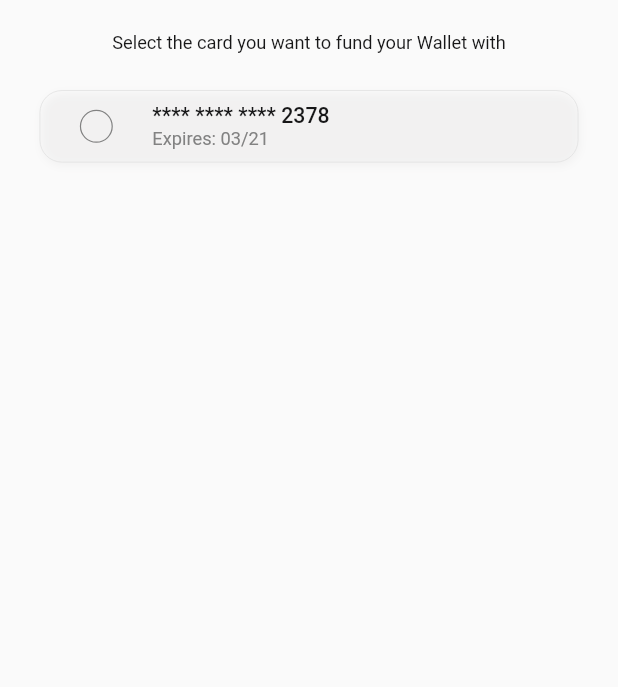
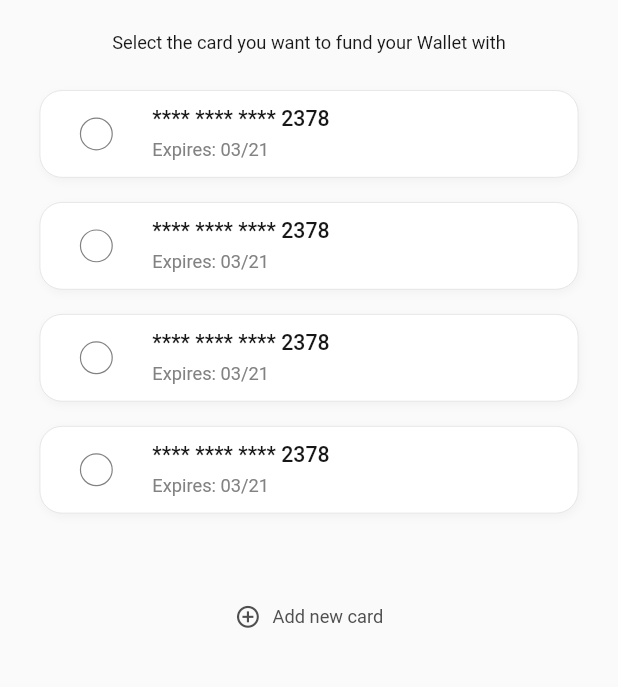
Before and after one commit to Gbogboade1/trava-1, a Flutter app: the FundWalletScreen screen opened by its route, on a phone screen of 412 x 824 dp, the part 106-793 px from its top. Run offline on Flutter 3.47's test engine with Material 2 defaults, Android fonts, the light colour scheme and no system bars; our stand-ins replace flutter_hooks, flutter_screenutil, google_fonts.

Commit message:
added fund my wallet pages

```diff
--- a/lib/main.dart
+++ b/lib/main.dart
@@ -4,8 +4,6 @@ import 'package:flutter/painting.dart';
 import 'package:flutter_screenutil/flutter_screenutil.dart';
 import 'package:google_fonts/google_fonts.dart';
 import 'package:trava/navigation.dart';
-import 'package:trava/screens/login_screen/login_screen.dart';
-import 'package:trava/screens/splash_screen/splash_screen.dart';
 import 'package:trava/utilities/routes.dart';
 
 void main() {
@@ -22,6 +20,7 @@ class TravaApp extends StatelessWidget {
       builder: () => MaterialApp(
         title: "TRAVA",
         theme: ThemeData(
+
           bottomNavigationBarTheme: BottomNavigationBarThemeData(
             selectedIconTheme: const IconThemeData(
               color: Color(0XFF17123B),
--- /dev/null
+++ b/lib/screens/fund_wallet_screen/components/credit_card_tile.dart
@@ -0,0 +1,117 @@
+
+import 'package:flutter/material.dart';
+import 'package:flutter_screenutil/flutter_screenutil.dart';
+
+class CreditCardTile extends StatelessWidget {
+  const CreditCardTile({
+    Key? key,
+    required this.selectorValue,
+    required this.groupValue,
+    required this.onChanged,
+  }) : super(key: key);
+  final String selectorValue;
+  final String? groupValue;
+  final ValueChanged<String?> onChanged;
+
+  bool get isSelected => selectorValue == groupValue;
+  @override
+  Widget build(BuildContext context) {
+    return InkWell(
+      onTap: () => onChanged(selectorValue),
+      child: Container(
+        padding: EdgeInsets.symmetric(horizontal: 24.w, vertical: 10.5.h),
+        margin: EdgeInsets.only(bottom: 16.h),
+        decoration: BoxDecoration(
+          borderRadius: BorderRadius.circular(15),
+          color: Colors.white,
+          border: Border.all(
+            width: isSelected ? 1.0 : 0.5,
+            color: isSelected
+                ? Theme.of(context).colorScheme.primary
+                : const Color(0xffE0E0E0),
+          ),
+          boxShadow: [
+            BoxShadow(
+              offset: const Offset(1, 2),
+              blurRadius: 4.0,
+              color: const Color(0xff221A1A).withOpacity(0.04),
+            ),
+          ],
+        ),
+        child: Row(
+          children: [
+            Selector(
+              value: selectorValue,
+              groupValue: groupValue,
+              onChanged: onChanged,
+            ),
+            SizedBox(width: 24.w),
+            Column(
+              crossAxisAlignment: CrossAxisAlignment.start,
+              mainAxisSize: MainAxisSize.min,
+              children: [
+                //card number
+                Text(
+                  "**** **** **** 2378",
+                  style: Theme.of(context).textTheme.headline5,
+                ),
+                SizedBox(height: 5.h),
+                //expiry date of card
+                Text(
+                  "Expires: 03/21",
+                  style: Theme.of(context).textTheme.bodyText2!.copyWith(
+                        color: const Color(0xff828282),
+                      ),
+                ),
+              ],
+            ),
+            const Spacer(),
+          ],
+        ),
+      ),
+    );
+  }
+}
+
+class Selector extends StatelessWidget {
+  const Selector({
+    Key? key,
+    this.value,
+    this.groupValue,
+    this.onChanged,
+  }) : super(key: key);
+
+  final String? value;
+  final String? groupValue;
+  final ValueChanged<String?>? onChanged;
+
+  bool get isSelected => value == groupValue;
+  @override
+  Widget build(BuildContext context) {
+    return Container(
+      width: 20.w,
+      height: 20.w,
+      decoration: BoxDecoration(
+        border: Border.all(
+          width: isSelected ? 1.0 : 0.8,
+          color: isSelected
+              ? Theme.of(context).colorScheme.primary
+              : const Color(0xff828282),
+        ),
+        shape: BoxShape.circle,
+      ),
+      child: isSelected
+          ? Center(
+              child: Container(
+                width: 12.w,
+                height: 12.w,
+                decoration: BoxDecoration(
+                  color: Theme.of(context).colorScheme.primary,
+                  shape: BoxShape.circle,
+                ),
+              ),
+            )
+          : const SizedBox(),
+    );
+  }
+}
--- a/lib/screens/fund_wallet_screen/fund_wallet_screen.dart
+++ b/lib/screens/fund_wallet_screen/fund_wallet_screen.dart
@@ -1,6 +1,10 @@
 import 'package:flutter/material.dart';
 import 'package:flutter_screenutil/flutter_screenutil.dart';
+import 'package:trava/screens/fund_wallet_screen/components/add_new_card_button.dart';
+import 'package:trava/screens/fund_wallet_screen/components/credit_card_tile.dart';
+import 'package:trava/utilities/constants.dart';
 import 'package:trava/widgets/buttons/back_button.dart';
+import 'package:trava/widgets/buttons/default_button.dart';
 
 class FundWalletScreen extends StatefulWidget {
   static const String routeName = "/fund_wallet";
@@ -11,10 +15,25 @@ class FundWalletScreen extends StatefulWidget {
 }
 
 class _FundWalletScreenState extends State<FundWalletScreen> {
+  String? groupValue;
+  final TextEditingController fundWalletController = TextEditingController();
+
+  @override
+  void dispose() {
+    fundWalletController.dispose();
+    super.dispose();
+  }
+
   @override
   Widget build(BuildContext context) {
+    final availableHeight = MediaQuery.of(context).size.height -
+        MediaQuery.of(context).padding.top -
+        MediaQuery.of(context).padding.bottom;
     return Scaffold(
       body: SafeArea(
+        child: SingleChildScrollView(
+          child: SizedBox(
+            height: availableHeight,
             child: Padding(
               padding: EdgeInsets.symmetric(
                 horizontal: 24.w,
@@ -35,74 +54,60 @@ class _FundWalletScreenState extends State<FundWalletScreen> {
                   Text("Select the card you want to fund your Wallet with",
                       style: Theme.of(context).textTheme.bodyText2),
                   SizedBox(height: 24.h),
-              Container(
-                padding: EdgeInsets.symmetric(horizontal: 24.w, vertical: 8.h),
-                decoration: BoxDecoration(
-                  borderRadius: BorderRadius.circular(15),
-                  border: Border.all(
-                    width: 0.5,
-                    color: const Color(0xffE0E0E0),
+                  ...List.generate(4, (index) {
+                    return CreditCardTile(
+                      selectorValue: "$index",
+                      groupValue: groupValue,
+                      onChanged: (value) {
+                        setState(() {
+                          groupValue = value!;
+                        });
+                      },
+                    );
+                  }),
+                  groupValue != null
+                      ? Column(
+                          crossAxisAlignment: CrossAxisAlignment.start,
+                          children: [
+                            SizedBox(height: 32.h),
+                            Text(
+                              "Fund my Trava wallet with",
+                              style: Theme.of(context)
+                                  .textTheme
+                                  .button!
+                                  .copyWith(color: kBlack),
                             ),
-                  boxShadow: [
-                    BoxShadow(
-                      offset: const Offset(1, 2),
-                      blurRadius: 4.0,
-                      color: const Color(0xff221A1A).withOpacity(0.04),
-                    ),
-                  ],
-                ),
-                child: Row(
-                  children: [
-                    const Selector(),
-                    SizedBox(width: 24.w),
-                    Column(
-                      crossAxisAlignment: CrossAxisAlignment.start,
-                      mainAxisSize: MainAxisSize.min,
-                      children: [
-                        //card number
-                        Text(
-                          "**** **** **** 2378",
-                          style: Theme.of(context).textTheme.headline5,
-                        ),
-                        //expiry date of card
-                        Text(
-                          "Expires: 03/21",
-                          style:
-                              Theme.of(context).textTheme.bodyText2!.copyWith(
-                                    color: const Color(0xff828282),
+                            SizedBox(height: 8.h),
+                            TextFormField(
+                              style: Theme.of(context)
+                                  .textTheme
+                                  .headline5!
+                                  .copyWith(color: kGray1),
+                              controller: fundWalletController,
+                              keyboardType: TextInputType.number,
+                              decoration: kTextFieldDecoration.copyWith(
+                                hintText: "e.g ₦3,200",
                               ),
                             ),
                           ],
-                    ),
+                        )
+                      : const SizedBox(),
+                  SizedBox(height: 43.h),
+                  const AddNewCardButton(),
                   const Spacer(),
+                  groupValue != null
+                      ? DefaultButton(
+                          buttonLabel: "Fund my wallet",
+                          isActive:
+                              fundWalletController.text.isEmpty ? false : true,
+                        )
+                      : const SizedBox(),
                 ],
               ),
             ),
-            ],
           ),
         ),
       ),
     );
   }
 }
-
-class Selector extends StatelessWidget {
-  const Selector({
-    Key? key,
-  }) : super(key: key);
-
-  @override
-  Widget build(BuildContext context) {
-    return Container(
-      width: 20.w,
-      height: 20.w,
-      decoration: BoxDecoration(
-        border: Border.all(
-          width: 0.8,
-          color: const Color(0xff828282),
-        ),
-        shape: BoxShape.circle,
-      ),
-    );
-  }
-}
--- a/lib/screens/history_screen/history_screen.dart
+++ b/lib/screens/history_screen/history_screen.dart
@@ -3,7 +3,6 @@ import 'package:flutter_screenutil/flutter_screenutil.dart';
 import 'package:trava/screens/history_screen/components/tabviews/delivered_tabview.dart';
 import 'package:trava/screens/history_screen/components/tabviews/sent_tabview.dart';
 import 'package:trava/screens/history_screen/components/tabviews/to_be_delivered_tabview.dart';
-import 'package:trava/widgets/custom_scaffold.dart';
 
 class HistoryScreen extends StatefulWidget {
   const HistoryScreen({Key? key}) : super(key: key);
--- a/lib/utilities/constants.dart
+++ b/lib/utilities/constants.dart
@@ -2,7 +2,10 @@ import 'package:flutter/material.dart';
 import 'package:flutter_screenutil/flutter_screenutil.dart';
 
 const Color kBlack = Color(0xff171718);
-
+const Color kGray2 = Color(0xff4f4f4f);
+const Color kGray1 = Color(0xff333333);
+const Color kGray3 = Color(0xff828282);
+const Color kGray4 = Color(0xffBDBDBD);
 final InputDecoration kTextFieldDecoration = InputDecoration(
   isDense: true,
   filled: true,
```
Also changed, not shown: lib/screens/fund_wallet_screen/components/add_new_card_button.dart (added, +244 -0 lines). Lines whose indentation alone changed are shown as unchanged.
